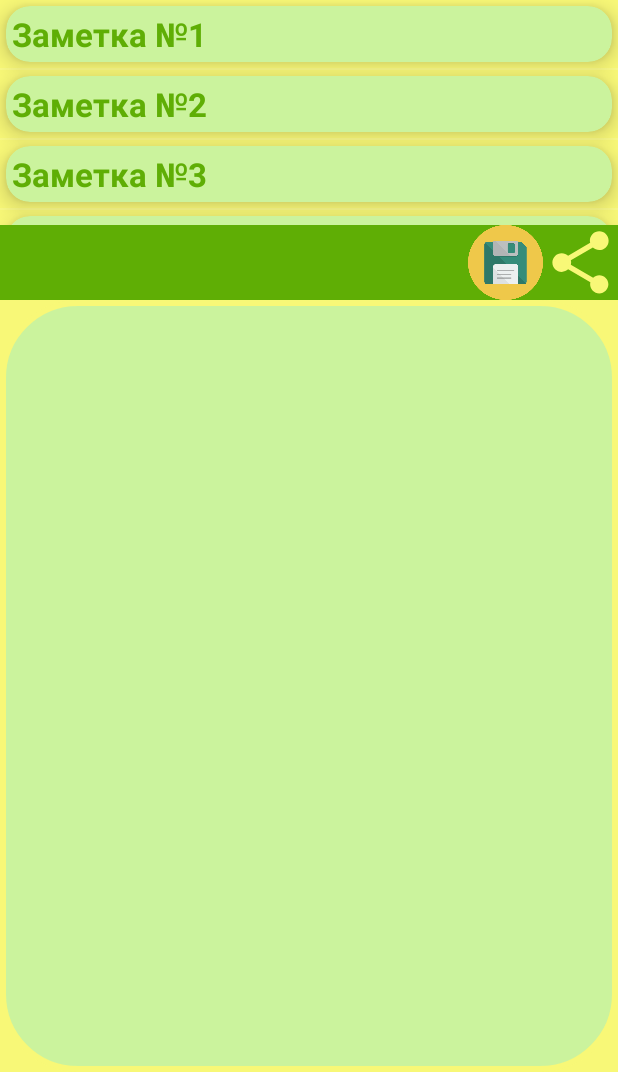
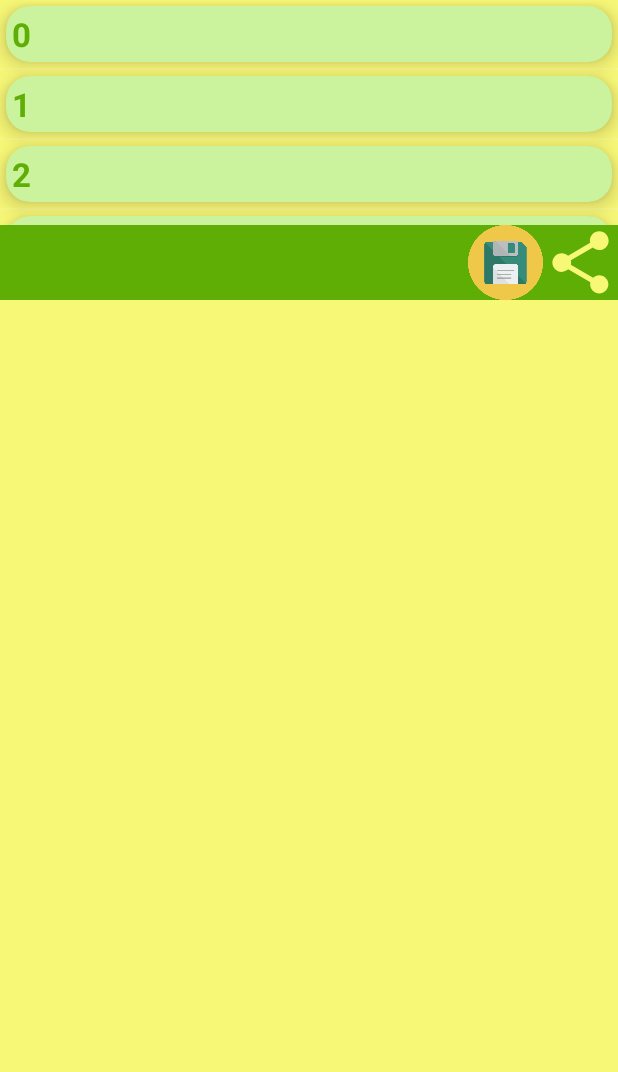
Before and after one commit to AlexVeeZ/Notes, an Android app: the screen it shows after launch (MainActivity), on a phone screen of 412 x 824 dp, the part 164-1236 px from its top. Run offline under Robolectric (Android 15) with nearby library versions, the phone set to English and light mode, and no system bars.

Commit message:
Note_v4: - optimisation code - delete some unusable files

```diff
--- a/app/src/main/java/com/example/notes/ListOfNotes.java
+++ b/app/src/main/java/com/example/notes/ListOfNotes.java
@@ -21,6 +21,7 @@ import java.util.List;
 public  class ListOfNotes extends Fragment implements NotesAdapterCallback{
 
     private final List<SimpleNote> notes = new ArrayList<>();
+    private RecyclerView recyclerView;
     private final NotesAdapter notesAdapter = new NotesAdapter(this);
 
     @Override
@@ -45,32 +46,44 @@ public  class ListOfNotes extends Fragment implements NotesAdapterCallback{
     @Override
     public void onActivityCreated(@Nullable Bundle savedInstanceState) {
         super.onActivityCreated(savedInstanceState);
-        notesAdapter.setItems(notes);
+
     }
 
     private void initView(View view) {
-        RecyclerView recyclerView = view.findViewById(R.id.rv_notes);
+        recyclerView = view.findViewById(R.id.rv_notes);
         recyclerView.setLayoutManager(new LinearLayoutManager(recyclerView.getContext()));
         recyclerView.addItemDecoration(new DividerItemDecoration(recyclerView.getContext(), RecyclerView.VERTICAL));
         recyclerView.addItemDecoration(new NotesSpaceDecorator(getResources().getDimensionPixelSize(R.dimen.default_margin)));
         recyclerView.setAdapter(notesAdapter);
+        notesAdapter.setItems(notes);
     }
 
     private void initArrayList(){
-        notes.add(new SimpleNote("Заметка №1", "desc","00.00.1900"));
-        notes.add(new SimpleNote("Заметка №2", "desc","00.00.1900"));
-        notes.add(new SimpleNote("Заметка №3", "desc","00.00.1900"));
-        notes.add(new SimpleNote("Заметка №4", "desc","00.00.1900"));
-        notes.add(new SimpleNote("Заметка №5", "desc","00.00.1900"));
-        notes.add(new SimpleNote("Заметка №6", "desc","00.00.1900"));
-        notes.add(new SimpleNote("Заметка №7", "desc","00.00.1900"));
+        for (int i = 0; i < 100; i++) {
+            String title = String.format("title %s", i);
+            String description = String.format("description %s", i);
+            notes.add(new SimpleNote(String.valueOf(i), title, description));
+        };
+
     }
 
+
+
     @Override
-    public void onItemClicked(SimpleNote simpleNote) {
-        CurrentNoteOne note_one = new CurrentNoteOne();
-        FragmentTransaction ft = getFragmentManager().beginTransaction();
-        ft.replace(R.id.content_container,note_one);
-        ft.commit();
+    public void onItemClicked(int position) {
+        SimpleNote model = notes.get(position);
+        replaceFragment(model);
     }
+
+
+    private void replaceFragment(@NonNull SimpleNote model){
+        Fragment fragment = CurrentNoteFragment.newInstance(model);
+        requireActivity().getSupportFragmentManager()
+            .beginTransaction()
+            .replace(R.id.content_container, fragment)
+            .commit();
+
+    }
+
+
 }
--- a/app/src/main/java/com/example/notes/MainActivity.java
+++ b/app/src/main/java/com/example/notes/MainActivity.java
@@ -19,19 +19,13 @@ import android.widget.TextView;
 public class MainActivity extends AppCompatActivity {
 
     /*Объявление полей*/
-    private TextView nameOfNoteOne,nameOfNoteTwo,nameOfNoteThree;
-    private EditText currentNoteOne,currentNoteTwo,currentNoteThree;
+
     private ImageView save;
     private ImageView share;
     private ImageView menu;
     private LinearLayout home;
     private DrawerLayout drawerLayout;
-    /*поля , хранящие (по моей задумке) в себе содержимое заметок*/
-    private StringBuilder buffer_note_one;
-    private StringBuilder buffer_note_two;
-    private StringBuilder buffer_note_three;
 
-    private final String ARG_INDEX = "arg_index";
 
     @Override
     protected void onCreate(Bundle savedInstanceState) {
@@ -53,12 +47,7 @@ public class MainActivity extends AppCompatActivity {
     /*Инициализация полей*/
     private void initView(){
         drawerLayout = findViewById(R.id.drawer_layout);
-        /*nameOfNoteOne = findViewById(R.id.nameOfFirstNote);
-        nameOfNoteTwo = findViewById(R.id.nameOfSecondNote);
-        nameOfNoteThree = findViewById(R.id.nameOfThirdNote);*/
-        currentNoteOne = findViewById(R.id.current_note_one);
-        currentNoteTwo = findViewById(R.id.current_note_two);
-        currentNoteThree = findViewById(R.id.current_note_three);
+
         save = findViewById(R.id.save);
         share = findViewById(R.id.share);
         menu = findViewById(R.id.menu);
@@ -102,20 +91,11 @@ public class MainActivity extends AppCompatActivity {
 
         });*/
         save.setOnClickListener(v->{
-            try{
-                buffer_note_one = new StringBuilder();
-                buffer_note_two = new StringBuilder();
-                buffer_note_three = new StringBuilder();
-                buffer_note_one.replace(0,buffer_note_one.length(),String.valueOf(currentNoteOne.getText()));
-                buffer_note_two.replace(0,buffer_note_two.length(),String.valueOf(currentNoteTwo.getText()));
-                buffer_note_three.replace(0,buffer_note_three.length(),String.valueOf(currentNoteThree.getText()));
-            }catch (NullPointerException e){
-                e.printStackTrace();
-            }
+
         });
         share.setOnClickListener(v->{
             Intent intent = new Intent(Intent.ACTION_SEND);
-            intent.putExtra(Intent.EXTRA_TEXT, ARG_INDEX);
+            intent.putExtra(Intent.EXTRA_TEXT, "some text");
             intent.setType("text/plain");
             startActivity(Intent.createChooser(intent,null));
             startActivity(intent);
@@ -137,23 +117,4 @@ public class MainActivity extends AppCompatActivity {
     }
 
 
-    /*мои попытки испольцоывать поля StringBuilder в качестве ключа*/
-    @Override
-    public void onSaveInstanceState(@NonNull Bundle instanceState){
-        super.onSaveInstanceState(instanceState);
-        instanceState.putString(ARG_INDEX, String.valueOf(currentNoteOne.getText()));
-        instanceState.putString(String.valueOf(buffer_note_two), String.valueOf(currentNoteTwo.getText()));
-        instanceState.putString(String.valueOf(buffer_note_three), String.valueOf(currentNoteThree.getText()));
-
-    }
-
-    @Override
-    protected void onRestoreInstanceState(@NonNull Bundle instanceState){
-        super.onRestoreInstanceState(instanceState);
-        currentNoteOne.setText(instanceState.getString(ARG_INDEX));
-        currentNoteTwo.setText(instanceState.getString(String.valueOf(buffer_note_two)));
-        currentNoteThree.setText(instanceState.getString(String.valueOf(buffer_note_three)));
-
-    }
-
 }
--- a/app/src/main/java/com/example/notes/NotesAdapter.java
+++ b/app/src/main/java/com/example/notes/NotesAdapter.java
@@ -34,12 +34,12 @@ public class NotesAdapter extends RecyclerView.Adapter<NotesAdapter.NotesViewHol
     @Override
     public NotesViewHolder onCreateViewHolder(@NonNull ViewGroup parent, int viewType) {
         View view = LayoutInflater.from(parent.getContext()).inflate(R.layout.item_notes,parent,false);
-        return new NotesViewHolder(view);
+        return new NotesViewHolder(view, callback);
     }
 
     @Override
     public void onBindViewHolder(@NonNull NotesViewHolder holder, int position) {
-        holder.onBind(notes.get(position),position );
+        holder.onBind(notes.get(position), position);
     }
 
     @Override
@@ -50,11 +50,12 @@ public class NotesAdapter extends RecyclerView.Adapter<NotesAdapter.NotesViewHol
     class NotesViewHolder extends RecyclerView.ViewHolder{
 
         private final MaterialTextView textView;
+        private final NotesAdapterCallback callback;
 
-
-        public NotesViewHolder(@NonNull View itemView) {
+        public NotesViewHolder(@NonNull View itemView, NotesAdapterCallback callback) {
             super(itemView);
             textView = itemView.findViewById(R.id.tv_note_name);
+            this.callback = callback;
         }
 
         public void onBind(SimpleNote model, int position){
@@ -62,10 +63,7 @@ public class NotesAdapter extends RecyclerView.Adapter<NotesAdapter.NotesViewHol
             textView.setText(model.getTitle());
 
             itemView.setOnClickListener(v->{
-                if(getAdapterPosition() != RecyclerView.NO_POSITION){
-                    callback.onItemClicked(model);
-                }
-
+                callback.onItemClicked(getAdapterPosition());
             });
         }
     }
--- a/app/src/main/java/com/example/notes/NotesAdapterCallback.java
+++ b/app/src/main/java/com/example/notes/NotesAdapterCallback.java
@@ -3,6 +3,6 @@ package com.example.notes;
 public interface NotesAdapterCallback {
 
 
-    void onItemClicked(SimpleNote simpleNote);
+    void onItemClicked(int position);
 
 }
--- a/app/src/main/res/layout/activity_main.xml
+++ b/app/src/main/res/layout/activity_main.xml
@@ -27,30 +27,8 @@
             android:orientation="vertical">
 
 
-            <!--<com.google.android.material.textview.MaterialTextView
-                android:layout_width="wrap_content"
-                android:layout_height="wrap_content"
-                android:text="@string/nameOfFirstNote"
-                android:id="@+id/nameOfFirstNote"
-                style="@style/NoteStyle"/>
-
-            <com.google.android.material.textview.MaterialTextView
-                android:layout_width="wrap_content"
-                android:layout_height="wrap_content"
-                android:text="@string/nameOfSecondNote"
-                android:id="@+id/nameOfSecondNote"
-                style="@style/NoteStyle"/>
-
-            <com.google.android.material.textview.MaterialTextView
-                android:layout_width="wrap_content"
-                android:layout_height="wrap_content"
-                android:text="@string/nameOfThirdNote"
-                android:id="@+id/nameOfThirdNote"
-                style="@style/NoteStyle"/>-->
-
         </LinearLayout>
         <LinearLayout
-            android:id="@+id/functions"
             android:layout_width="match_parent"
             android:layout_height="wrap_content"
             android:orientation="horizontal"
@@ -74,8 +52,7 @@
         <FrameLayout
             android:layout_width="match_parent"
             android:layout_height="match_parent"
-            android:id="@+id/content_container"
-            android:background="@drawable/frame_layout_style"/>
+            android:id="@+id/content_container"/>
 
     </LinearLayout>
 
```
Also changed, not shown: app/src/main/java/com/example/notes/CurrentNoteFragment.java (added, +70 -0 lines), app/src/main/java/com/example/notes/CurrentNoteOne.java (deleted, +0 -38 lines), app/src/main/java/com/example/notes/CurrentNoteThree.java (deleted, +0 -27 lines), app/src/main/java/com/example/notes/CurrentNoteTwo.java (deleted, +0 -27 lines), app/src/main/res/layout/fragment_current_note.xml (renamed from app/src/main/res/layout/fragment_current_note_one.xml, +11 -2 lines), app/src/main/res/layout/fragment_current_note_three.xml (deleted, +0 -15 lines), app/src/main/res/layout/fragment_current_note_two.xml (deleted, +0 -15 lines).
